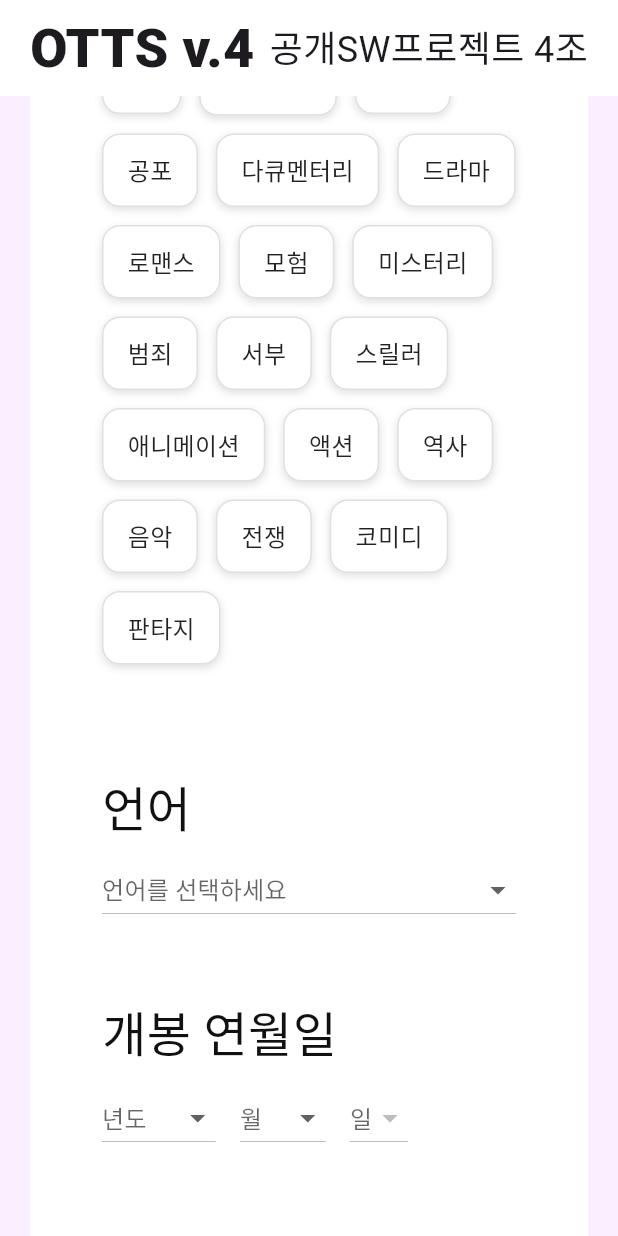
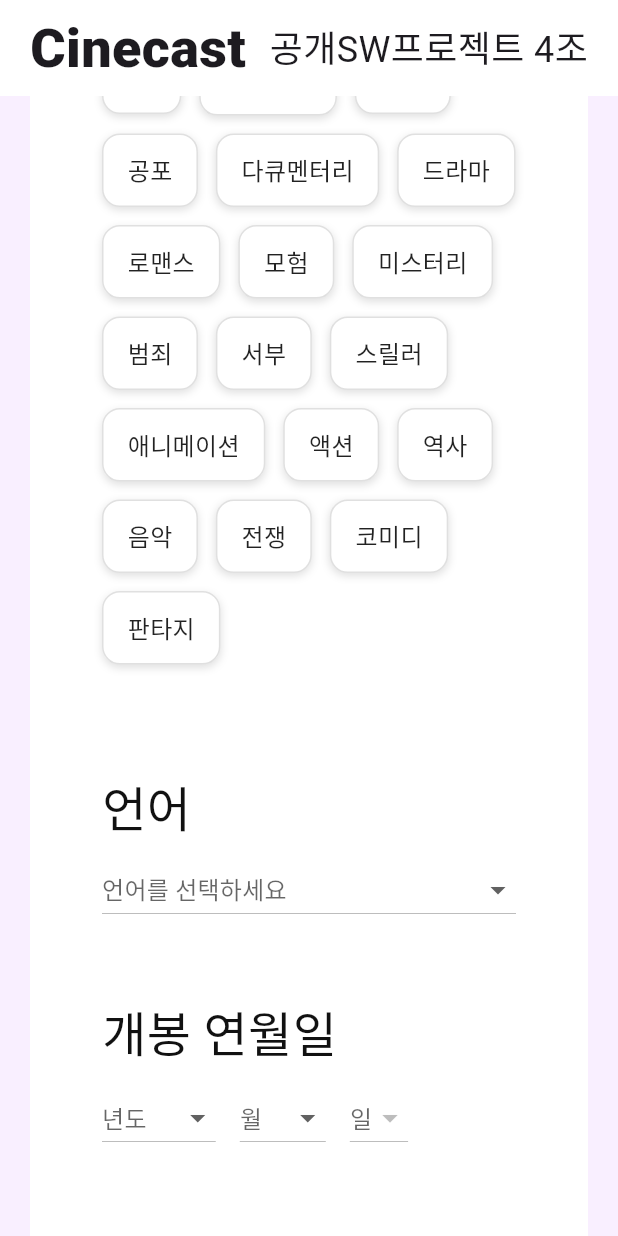
Before and after one commit to OTT-Predictor/OTT-Predictor, a Flutter app: the screen it shows after launch, scrolled down 576 dp, on a phone screen of 412 x 824 dp. Run offline on Flutter 3.47's test engine with Material 3 defaults, Android fonts, the phone set to English and light mode, and no system bars; Roboto replaces fonts that are missing (Pretendard); project files that could hold a hidden picture were left out.

Commit message:
build ver 5

```diff
--- a/frontend/lib/main.dart
+++ b/frontend/lib/main.dart
@@ -87,7 +87,7 @@ class _mainpageState extends State<mainpage> {
                   MainAxisAlignment.spaceBetween,
               children: [
                 Text(
-                  'OTTS v.4',
+                  'Cinecast',
                   style: TextStyle(
                     fontFamily: 'Pretendard',
                     fontSize: 36,
```
Also changed, not shown: 3 other files.
